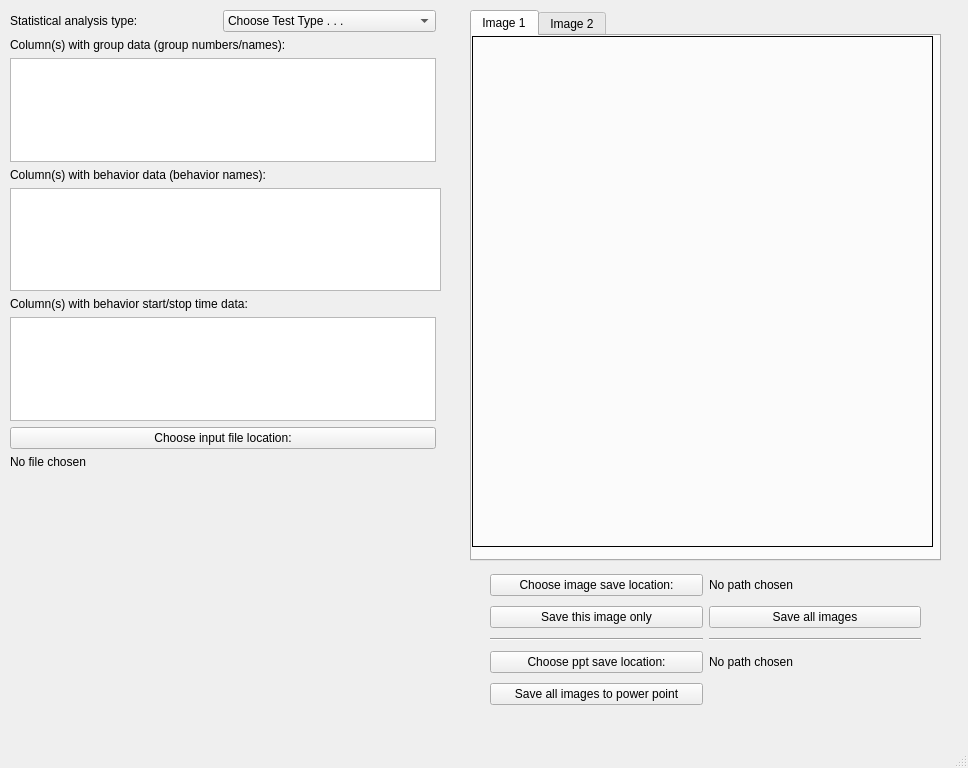
Above: mainwindow.ui from ZelikowskyLab/autograph_behavior before the change. Below: the same form after it.
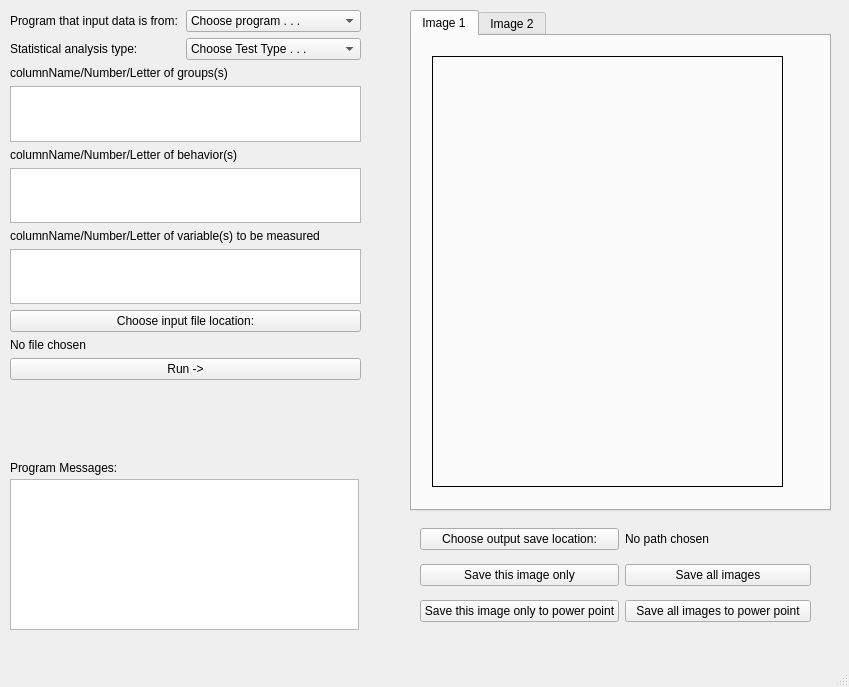
That is the form after the change.

Patch:
```diff
--- a/mainwindow.ui
+++ b/mainwindow.ui
@@ -6,8 +6,8 @@
    <rect>
     <x>0</x>
     <y>0</y>
-    <width>968</width>
-    <height>768</height>
+    <width>849</width>
+    <height>687</height>
    </rect>
   </property>
   <property name="windowTitle">
@@ -19,8 +19,8 @@
      <rect>
       <x>10</x>
       <y>10</y>
-      <width>431</width>
-      <height>459</height>
+      <width>351</width>
+      <height>371</height>
      </rect>
     </property>
     <layout class="QGridLayout" name="input_params">
@@ -36,7 +36,94 @@
      <property name="horizontalSpacing">
       <number>5</number>
      </property>
+     <item row="11" column="0">
+      <widget class="QPushButton" name="run_button">
+       <property name="text">
+        <string>Run -&gt;</string>
+       </property>
+      </widget>
+     </item>
+     <item row="5" column="0">
+      <widget class="QPlainTextEdit" name="grp_names_text"/>
+     </item>
+     <item row="3" column="0">
+      <widget class="QPlainTextEdit" name="grp_names_text_2"/>
+     </item>
+     <item row="10" column="0">
+      <widget class="QLabel" name="in_location_label">
+       <property name="cursor">
+        <cursorShape>IBeamCursor</cursorShape>
+       </property>
+       <property name="text">
+        <string>No file chosen</string>
+       </property>
+       <property name="textInteractionFlags">
+        <set>Qt::LinksAccessibleByMouse|Qt::TextSelectableByMouse</set>
+       </property>
+      </widget>
+     </item>
+     <item row="7" column="0">
+      <widget class="QLabel" name="ind_var_names">
+       <property name="text">
+        <string>columnName/Number/Letter of variable(s) to be measured</string>
+       </property>
+      </widget>
+     </item>
+     <item row="4" column="0">
+      <widget class="QLabel" name="grp_names">
+       <property name="text">
+        <string>columnName/Number/Letter of behavior(s)</string>
+       </property>
+      </widget>
+     </item>
+     <item row="9" column="0">
+      <widget class="QPushButton" name="in_location_button">
+       <property name="text">
+        <string>Choose input file location:</string>
+       </property>
+      </widget>
+     </item>
+     <item row="0" column="0">
+      <layout class="QHBoxLayout" name="horizontalLayout_2">
+       <item>
+        <widget class="QLabel" name="analysis_type_2">
+         <property name="text">
+          <string>Program that input data is from:</string>
+         </property>
+        </widget>
+       </item>
+       <item>
+        <widget class="QComboBox" name="analysis_type_combo_2">
+         <item>
+          <property name="text">
+           <string>Choose program . . .</string>
+          </property>
+         </item>
+         <item>
+          <property name="text">
+           <string>Observer</string>
+          </property>
+         </item>
+         <item>
+          <property name="text">
+           <string>Ethovision</string>
+          </property>
+         </item>
+        </widget>
+       </item>
+      </layout>
+     </item>
+     <item row="8" column="0">
+      <widget class="QPlainTextEdit" name="ind_var_names_text"/>
+     </item>
      <item row="2" column="0">
+      <widget class="QLabel" name="grp_names_2">
+       <property name="text">
+        <string>columnName/Number/Letter of groups(s)</string>
+       </property>
+      </widget>
+     </item>
+     <item row="1" column="0">
       <layout class="QHBoxLayout" name="horizontalLayout">
        <item>
         <widget class="QLabel" name="analysis_type">
@@ -76,65 +163,15 @@
        </item>
       </layout>
      </item>
-     <item row="11" column="0">
-      <widget class="QLabel" name="in_location_label">
-       <property name="cursor">
-        <cursorShape>IBeamCursor</cursorShape>
-       </property>
-       <property name="text">
-        <string>No file chosen</string>
-       </property>
-       <property name="textInteractionFlags">
-        <set>Qt::LinksAccessibleByMouse|Qt::TextSelectableByMouse</set>
-       </property>
-      </widget>
-     </item>
-     <item row="5" column="0">
-      <widget class="QLabel" name="grp_names">
-       <property name="text">
-        <string>Column(s) with behavior data (behavior names):</string>
-       </property>
-      </widget>
-     </item>
-     <item row="3" column="0">
-      <widget class="QLabel" name="grp_names_2">
-       <property name="text">
-        <string>Column(s) with group data (group numbers/names):</string>
-       </property>
-      </widget>
-     </item>
-     <item row="4" column="0">
-      <widget class="QPlainTextEdit" name="grp_names_text_2"/>
-     </item>
-     <item row="9" column="0">
-      <widget class="QPlainTextEdit" name="ind_var_names_text"/>
-     </item>
-     <item row="8" column="0">
-      <widget class="QLabel" name="ind_var_names">
-       <property name="text">
-        <string>Column(s) with behavior start/stop time data:</string>
-       </property>
-      </widget>
-     </item>
-     <item row="6" column="0" colspan="2">
-      <widget class="QPlainTextEdit" name="grp_names_text"/>
-     </item>
-     <item row="10" column="0">
-      <widget class="QPushButton" name="in_location_button">
-       <property name="text">
-        <string>Choose input file location:</string>
-       </property>
-      </widget>
-     </item>
     </layout>
    </widget>
    <widget class="QTabWidget" name="images">
     <property name="geometry">
      <rect>
-      <x>470</x>
+      <x>410</x>
       <y>10</y>
-      <width>471</width>
-      <height>551</height>
+      <width>421</width>
+      <height>501</height>
      </rect>
     </property>
     <property name="tabPosition">
@@ -156,10 +193,10 @@
      <widget class="QLabel" name="display_pngs">
       <property name="geometry">
        <rect>
-        <x>0</x>
-        <y>0</y>
-        <width>461</width>
-        <height>511</height>
+        <x>20</x>
+        <y>20</y>
+        <width>351</width>
+        <height>431</height>
        </rect>
       </property>
       <property name="frameShape">
@@ -195,20 +232,13 @@
    <widget class="QWidget" name="gridLayoutWidget_2">
     <property name="geometry">
      <rect>
-      <x>490</x>
-      <y>570</y>
-      <width>431</width>
-      <height>141</height>
+      <x>420</x>
+      <y>520</y>
+      <width>391</width>
+      <height>111</height>
      </rect>
     </property>
     <layout class="QGridLayout" name="save_graph_options">
-     <item row="2" column="0">
-      <widget class="Line" name="line">
-       <property name="orientation">
-        <enum>Qt::Horizontal</enum>
-       </property>
-      </widget>
-     </item>
      <item row="1" column="1">
       <widget class="QPushButton" name="save_all_images">
        <property name="text">
@@ -216,23 +246,17 @@
        </property>
       </widget>
      </item>
-     <item row="3" column="1">
-      <widget class="QLabel" name="out_ppt_location_label">
-       <property name="cursor">
-        <cursorShape>IBeamCursor</cursorShape>
-       </property>
+     <item row="2" column="0">
+      <widget class="QPushButton" name="save_one_ppt">
        <property name="text">
-        <string>No path chosen</string>
-       </property>
-       <property name="textInteractionFlags">
-        <set>Qt::LinksAccessibleByMouse|Qt::TextSelectableByMouse</set>
+        <string>Save this image only to power point</string>
        </property>
       </widget>
      </item>
-     <item row="3" column="0">
-      <widget class="QPushButton" name="out_ppt_location_button">
+     <item row="2" column="1">
+      <widget class="QPushButton" name="save_all_ppt">
        <property name="text">
-        <string>Choose ppt save location:</string>
+        <string>Save all images to power point</string>
        </property>
       </widget>
      </item>
@@ -243,17 +267,10 @@
        </property>
       </widget>
      </item>
-     <item row="2" column="1">
-      <widget class="Line" name="line_2">
-       <property name="orientation">
-        <enum>Qt::Horizontal</enum>
-       </property>
-      </widget>
-     </item>
      <item row="0" column="0">
       <widget class="QPushButton" name="out_png_location_button">
        <property name="text">
-        <string>Choose image save location:</string>
+        <string>Choose output save location:</string>
        </property>
       </widget>
      </item>
@@ -270,15 +287,31 @@
        </property>
       </widget>
      </item>
-     <item row="4" column="0">
-      <widget class="QPushButton" name="save_ppt">
-       <property name="text">
-        <string>Save all images to power point</string>
-       </property>
-      </widget>
-     </item>
     </layout>
    </widget>
+   <widget class="QTextBrowser" name="prog_msgs_text">
+    <property name="geometry">
+     <rect>
+      <x>10</x>
+      <y>479</y>
+      <width>349</width>
+      <height>151</height>
+     </rect>
+    </property>
+   </widget>
+   <widget class="QLabel" name="prog_msgs_label">
+    <property name="geometry">
+     <rect>
+      <x>10</x>
+      <y>460</y>
+      <width>349</width>
+      <height>16</height>
+     </rect>
+    </property>
+    <property name="text">
+     <string>Program Messages:</string>
+    </property>
+   </widget>
   </widget>
   <widget class="QMenuBar" name="menubar">
    <property name="geometry">
```
Left out of the diff: 10 changed lines with no effect on the pictures.
